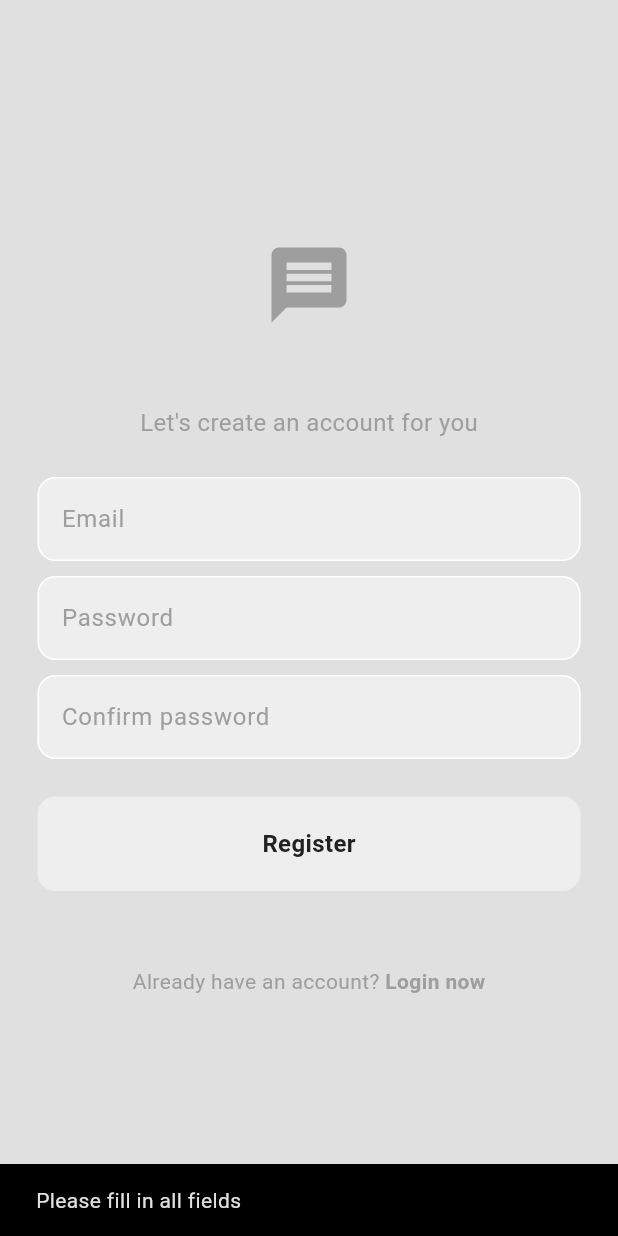
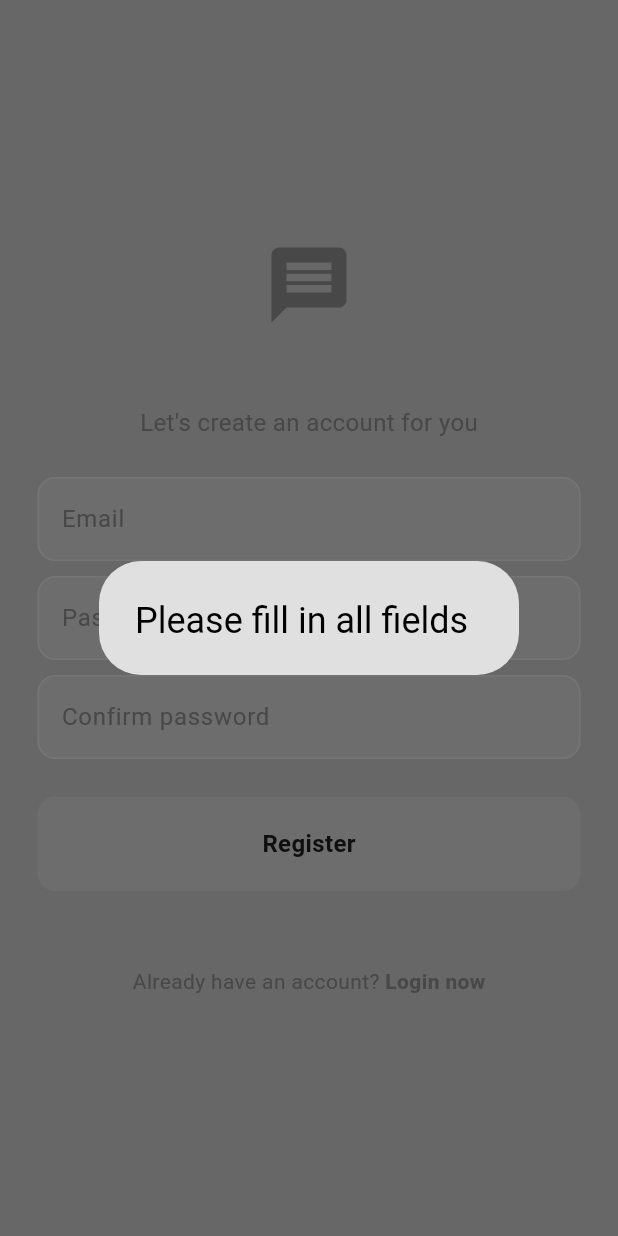
Before and after one commit to 0xsreejith/connect_chat, a Flutter app: the screen it shows after launch, after a tap on "Register now", after a tap on "Register", on a phone screen of 412 x 824 dp. Run offline on Flutter 3.47's test engine with Material 3 defaults, Android fonts, the phone set to English and light mode, and no system bars; our stand-ins replace firebase_auth, firebase_core, material_ui; accounts and stored records are empty; generated files the repository leaves out were written again.

Commit message:
feat: implement authentication flow with AuthGate and HomePage

```diff
--- /dev/null
+++ b/chat/lib/auth/auth_gate.dart
@@ -0,0 +1,32 @@
+import 'package:chat/auth/login_or_register.dart';
+import 'package:chat/pages/home_page.dart';
+import 'package:firebase_auth/firebase_auth.dart';
+import 'package:material_ui/material_ui.dart';
+
+class AuthGate extends StatelessWidget {
+  const AuthGate({super.key});
+
+  @override
+  Widget build(BuildContext context) {
+    return StreamBuilder<User?>(
+      stream: FirebaseAuth.instance.authStateChanges(),
+      builder: (context, snapshot) {
+        if (snapshot.connectionState == ConnectionState.waiting) {
+          return const Scaffold(
+            body: Center(
+              child: CircularProgressIndicator(),
+            ),
+          );
+        }
+
+        if (snapshot.hasData) {
+          // user is logged in
+          return const HomePage();
+        } else {
+          // user NOT logged in
+          return const LoginOrRegister();
+        }
+      },
+    );
+  }
+}
--- a/chat/lib/main.dart
+++ b/chat/lib/main.dart
@@ -1,4 +1,4 @@
-import 'package:chat/auth/login_or_register.dart';
+import 'package:chat/auth/auth_gate.dart';
 import 'package:chat/firebase_options.dart';
 import 'package:chat/theme/light_mode.dart';
 import 'package:firebase_core/firebase_core.dart';
@@ -18,7 +18,7 @@ class MyApp extends StatelessWidget {
     return MaterialApp(
       title: 'ConnectChate',
       debugShowCheckedModeBanner: false,
-      home: const LoginOrRegister(),
+      home: const AuthGate(),
       theme: lightMode,
     );
   }
--- a/chat/lib/pages/login_page.dart
+++ b/chat/lib/pages/login_page.dart
@@ -37,6 +37,7 @@ class LoginPage extends StatelessWidget {
     try {
       await authService.signInWithEmailPassword(email, password);
     } on FirebaseAuthException catch (e) {
+      debugPrint('FirebaseAuthException [${e.code}]: ${e.message}');
       if (!context.mounted) return;
       showDialog(
         context: context,
@@ -45,6 +46,7 @@ class LoginPage extends StatelessWidget {
         ),
       );
     } catch (e) {
+      debugPrint('Login error: $e');
       if (!context.mounted) return;
       showDialog(
         context: context,
--- a/chat/lib/pages/register_page.dart
+++ b/chat/lib/pages/register_page.dart
@@ -1,6 +1,8 @@
+import 'package:chat/auth/auth_service.dart';
 import 'package:chat/components/my_button.dart';
 import 'package:chat/components/my_textfield.dart';
 import 'package:chat/pages/login_page.dart';
+import 'package:firebase_auth/firebase_auth.dart';
 import 'package:material_ui/material_ui.dart';
 
 class RegisterPage extends StatelessWidget {
@@ -18,16 +20,17 @@ class RegisterPage extends StatelessWidget {
       TextEditingController();
 
   // Register method
-  void register(BuildContext context) {
+  void register(BuildContext context) async {
     final email = _emailController.text.trim();
     final password = _passwordController.text;
     final confirmPassword = _confirmPasswordController.text;
 
     // Validate empty fields
     if (email.isEmpty || password.isEmpty || confirmPassword.isEmpty) {
-      ScaffoldMessenger.of(context).showSnackBar(
-        const SnackBar(
-          content: Text("Please fill in all fields"),
+      showDialog(
+        context: context,
+        builder: (context) => const AlertDialog(
+          title: Text("Please fill in all fields"),
         ),
       );
       return;
@@ -35,15 +38,38 @@ class RegisterPage extends StatelessWidget {
 
     // Validate password match
     if (password != confirmPassword) {
-      ScaffoldMessenger.of(context).showSnackBar(
-        const SnackBar(
-          content: Text("Passwords do not match!"),
+      showDialog(
+        context: context,
+        builder: (context) => const AlertDialog(
+          title: Text("Passwords do not match!"),
         ),
       );
       return;
     }
 
-    // TODO: Connect with your AuthService
+    final authService = AuthService();
+
+    try {
+      await authService.signUpWithEmailPassword(email, password);
+    } on FirebaseAuthException catch (e) {
+      debugPrint('FirebaseAuthException [${e.code}]: ${e.message}');
+      if (!context.mounted) return;
+      showDialog(
+        context: context,
+        builder: (context) => AlertDialog(
+          title: Text(AuthService.getErrorMessage(e)),
+        ),
+      );
+    } catch (e) {
+      debugPrint('Register error: $e');
+      if (!context.mounted) return;
+      showDialog(
+        context: context,
+        builder: (context) => AlertDialog(
+          title: Text(e.toString()),
+        ),
+      );
+    }
   }
 
   @override
```
Also changed, not shown: chat/lib/auth/auth_service.dart (+7 -3 lines), chat/lib/pages/home_page.dart (added, +27 -0 lines).
